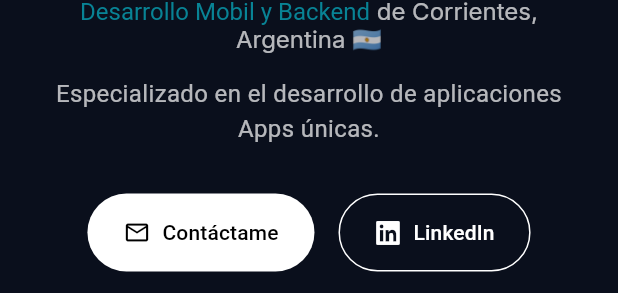
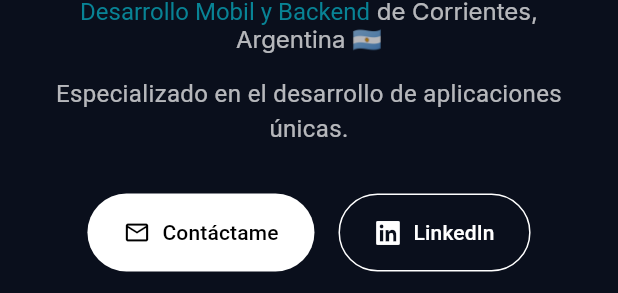
Before and after one commit to RodrigoGonzalez78/porfolio, a Flutter app: the Header widget shown alone on an empty page, opened directly, on a phone screen of 412 x 824 dp. Shown: the part 453-746 px from the top of the screen. Run offline on Flutter 3.47's test engine with Material 3 defaults, Android fonts, the phone set to English and light mode, and no system bars; our stand-ins replace font_awesome_flutter, google_fonts; statements that could not run were skipped.

Commit message:
correcciones de gramatica

```diff
--- a/lib/screen/components/header.dart
+++ b/lib/screen/components/header.dart
@@ -35,7 +35,7 @@ class Header extends StatelessWidget {
           ),
           const SizedBox(height: 16),
           const Text(
-            'Especializado en el desarrollo de aplicaciones Apps únicas.',
+            'Especializado en el desarrollo de aplicaciones únicas.',
             style: TextStyle(fontSize: 16, color: Colors.white70),
             textAlign: TextAlign.center,
           ),
--- a/lib/screen/components/proyects.dart
+++ b/lib/screen/components/proyects.dart
@@ -11,7 +11,7 @@ class Projects extends StatelessWidget {
       description:
           'Pagina web de venta de componentes de computadora. Hecha completamente con Golang, HTML, CSS, Bootstrap. Utilisando el sistema de renderisado de plantillas en el Servidor de Golang.',
       imageAsset: 'assets/images/home.png',
-      technologies: ['Golang', 'PostgreSQL', 'HTML', 'CSS'],
+      technologies: ['Golang', 'PostgreSQL', 'HTML', 'CSS', "JWT"],
       hasCode: true,
       codeLink: 'https://github.com/RodrigoGonzalez78/ecommerce_web',
       hasPreview: false,
--- a/lib/screen/components/skills.dart
+++ b/lib/screen/components/skills.dart
@@ -32,7 +32,6 @@ class Skills extends StatelessWidget {
               Skill(name: 'Kotlin', icon: FontAwesomeIcons.k),
               Skill(name: 'Dart', icon: FontAwesomeIcons.dartLang),
               Skill(name: 'Golang', icon: FontAwesomeIcons.golang),
-              Skill(name: 'Python', icon: FontAwesomeIcons.python),
               Skill(name: 'SQL', icon: FontAwesomeIcons.database),
               Skill(name: 'Docker', icon: FontAwesomeIcons.docker),
               Skill(name: 'Git', icon: FontAwesomeIcons.git),
```
